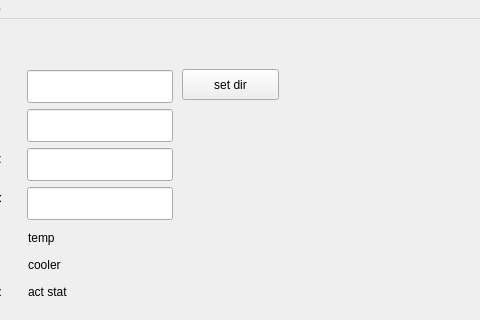
First picture: the form in mainwindow.ui, repository xyficu/andorccdqt, before the edit; both pictures show x 118 to 598 and y 0 to 320 of the 598 by 473 pixel window.
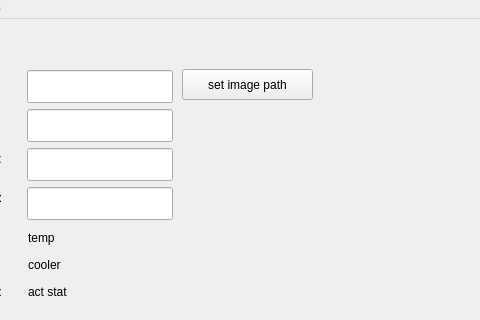
Second picture: the form after the edit.

Commit message: fix gain error

```diff
--- a/mainwindow.ui
+++ b/mainwindow.ui
@@ -176,12 +176,12 @@
      <rect>
       <x>300</x>
       <y>50</y>
-      <width>97</width>
+      <width>131</width>
       <height>31</height>
      </rect>
     </property>
     <property name="text">
-     <string>set dir</string>
+     <string>set image path</string>
     </property>
    </widget>
    <widget class="QLabel" name="label_conStat">
```
The commit also changes 1 other file.
